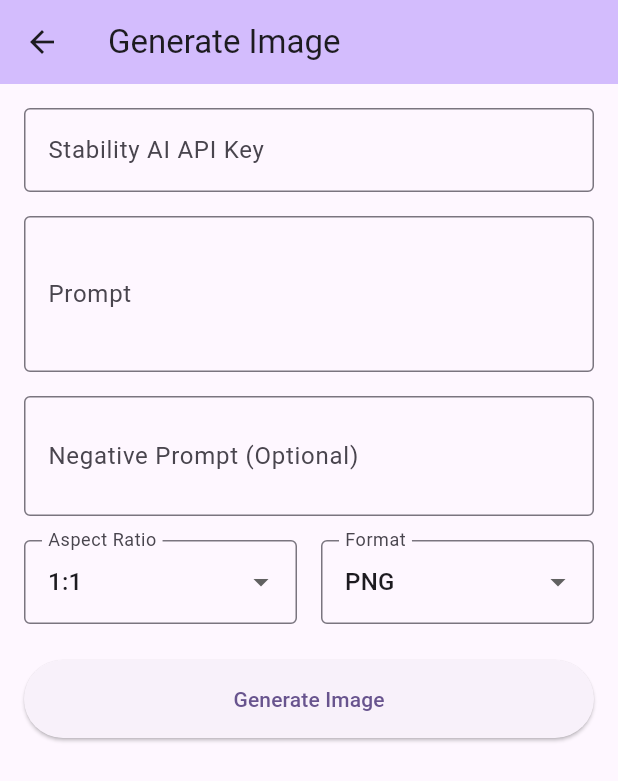
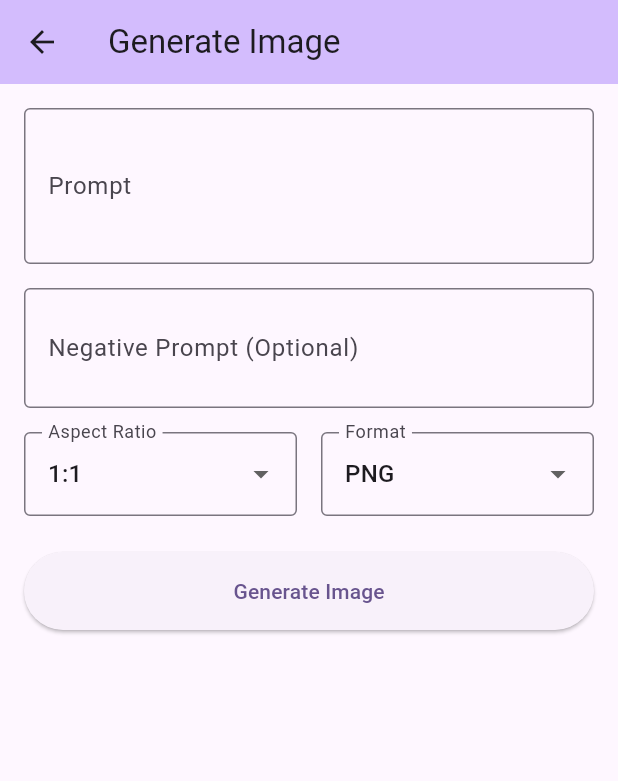
Before and after one commit to Sibtain-maker/image_generator-, a Flutter app: the screen it shows once a user with an empty profile is signed in, after a tap on "Generate Image", on a phone screen of 412 x 824 dp. Shown: the top 781 px of the screen. Run offline on Flutter 3.47's test engine with Material 3 defaults, Android fonts, the phone set to English and light mode, and no system bars; our stand-ins replace dio, flutter_secure_storage, supabase_flutter; accounts and stored records are empty.

Commit message:
Remove API key input and validation from image generation screen
Eliminated the API key text field, related controller, and validation logic from the image generation screen. The Stability AI API key is now sourced directly from the configuration, simplifying the UI and code.

```diff
--- a/lib/screens/image_generation_screen.dart
+++ b/lib/screens/image_generation_screen.dart
@@ -2,7 +2,6 @@ import 'dart:convert';
 import 'dart:typed_data';
 import 'package:flutter/material.dart';
 import '../services/stability_ai_service.dart';
-import '../services/api_key_service.dart';
 import '../models/stability_ai_models.dart';
 import '../config/api_config.dart';
 
@@ -16,7 +15,6 @@ class ImageGenerationScreen extends StatefulWidget {
 class _ImageGenerationScreenState extends State<ImageGenerationScreen> {
   final TextEditingController _promptController = TextEditingController();
   final TextEditingController _negativePromptController = TextEditingController();
-  final TextEditingController _apiKeyController = TextEditingController();
 
   String _selectedAspectRatio = '1:1';
   String _selectedOutputFormat = 'png';
@@ -27,31 +25,10 @@ class _ImageGenerationScreenState extends State<ImageGenerationScreen> {
   StabilityAIService? _stabilityService;
 
   @override
-  void initState() {
-    super.initState();
-    _loadSavedApiKey();
-  }
-
-  @override
   void dispose() {
     _promptController.dispose();
     _negativePromptController.dispose();
-    _apiKeyController.dispose();
     super.dispose();
-  }
-
-  Future<void> _loadSavedApiKey() async {
-    final savedApiKey = await ApiKeyService.getApiKey();
-    if (savedApiKey != null) {
-      setState(() {
-        _apiKeyController.text = savedApiKey;
-      });
-    } else {
-      setState(() {
-        _apiKeyController.text = ApiConfig.stabilityAiApiKey;
-      });
-      await ApiKeyService.saveApiKey(ApiConfig.stabilityAiApiKey);
-    }
   }
 
   Future<void> _generateImage() async {
@@ -62,23 +39,6 @@ class _ImageGenerationScreenState extends State<ImageGenerationScreen> {
       return;
     }
 
-    final apiKey = _apiKeyController.text.trim();
-    if (apiKey.isEmpty) {
-      setState(() {
-        _errorMessage = 'Please enter your Stability AI API key';
-      });
-      return;
-    }
-
-    if (!ApiKeyService.isValidApiKey(apiKey)) {
-      setState(() {
-        _errorMessage = 'Invalid API key format. It should start with "sk-"';
-      });
-      return;
-    }
-
-    await ApiKeyService.saveApiKey(apiKey);
-
     setState(() {
       _isGenerating = true;
       _errorMessage = null;
@@ -86,7 +46,7 @@ class _ImageGenerationScreenState extends State<ImageGenerationScreen> {
     });
 
     try {
-      _stabilityService = StabilityAIService(apiKey: apiKey);
+      _stabilityService = StabilityAIService(apiKey: ApiConfig.stabilityAiApiKey);
 
       final request = StabilityAIRequest(
         prompt: _promptController.text.trim(),
@@ -128,17 +88,6 @@ class _ImageGenerationScreenState extends State<ImageGenerationScreen> {
         child: Column(
           crossAxisAlignment: CrossAxisAlignment.stretch,
           children: [
-            TextField(
-              controller: _apiKeyController,
-              decoration: const InputDecoration(
-                labelText: 'Stability AI API Key',
-                hintText: 'Enter your API key',
-                border: OutlineInputBorder(),
-              ),
-              obscureText: true,
-            ),
-            const SizedBox(height: 16),
-
             TextField(
               controller: _promptController,
               maxLines: 3,
```
